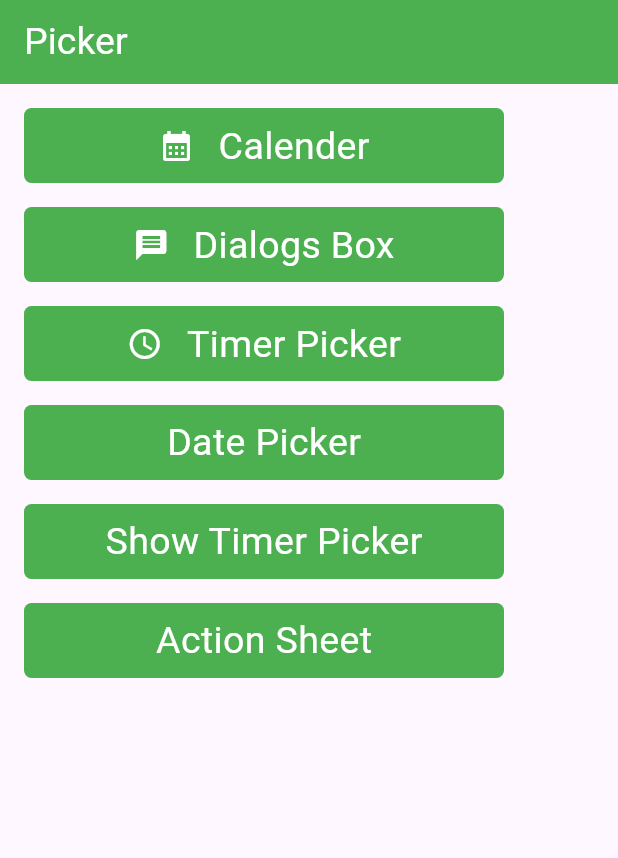
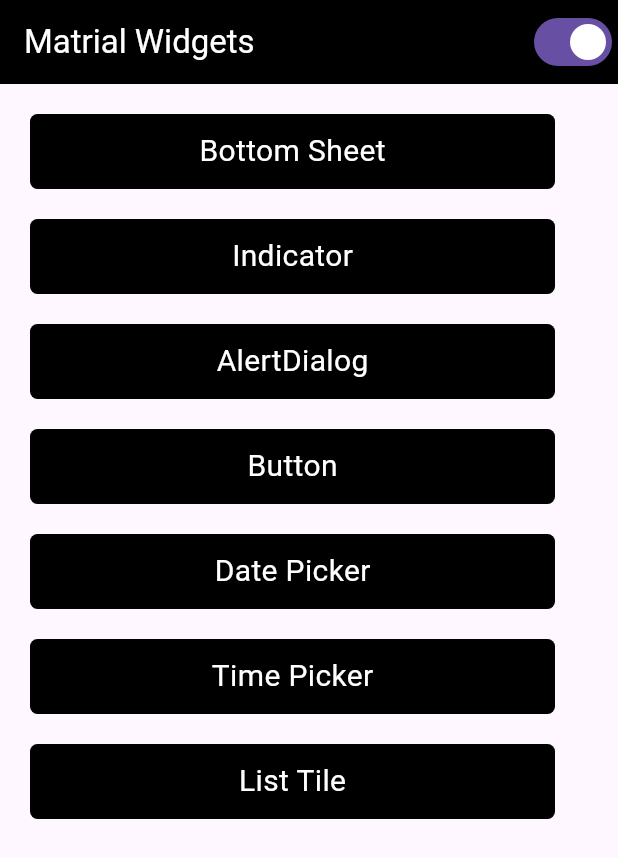
Before and after one commit to fenishpatel3150/adv_flutter_ch2, a Flutter app: the screen it shows after launch, on a phone screen of 412 x 824 dp. Shown: the top 858 px of the screen. Run offline on Flutter 3.47's test engine with Material 3 defaults, Android fonts, the phone set to English and light mode, and no system bars.

Commit message:
06-05-2024

```diff
--- /dev/null
+++ b/lib/Adaptive/Adaptive_screen.dart
@@ -0,0 +1,22 @@
+import 'package:adv_flutter_ch2/Screen/Cupertino_Widgets/provider/platfrom.dart';
+import 'package:adv_flutter_ch2/Screen/Cupertino_Widgets/view/Cupertino/cupertino_widgets.dart';
+import 'package:adv_flutter_ch2/Screen/Cupertino_Widgets/view/Matrialapp/Matrial_Widget.dart';
+import 'package:flutter/cupertino.dart';
+import 'package:flutter/material.dart';
+import 'package:provider/provider.dart';
+
+class Adaptive_screen extends StatelessWidget {
+  const Adaptive_screen({super.key});
+
+  @override
+  Widget build(BuildContext context) {
+    return Provider.of<platfrom_provider>(context, listen: true)
+        .isswitch ? MaterialApp(
+      debugShowCheckedModeBanner: false,
+      home: Matrial_Screen(),
+    ):CupertinoApp(
+      debugShowCheckedModeBanner: false,
+      home: cupertino_widgets(),
+    );
+  }
+}
--- /dev/null
+++ b/lib/Screen/Cupertino_Widgets/provider/platfrom.dart
@@ -0,0 +1,13 @@
+
+import 'package:flutter/material.dart';
+
+class platfrom_provider extends ChangeNotifier
+{
+    bool isswitch =true;
+
+     void platswitch(bool value)
+    {
+      isswitch=value;
+      notifyListeners();
+    }
+}
--- /dev/null
+++ b/lib/Screen/Cupertino_Widgets/view/Cupertino/commponets/cupertino_button.dart
@@ -0,0 +1,8 @@
+import 'package:adv_flutter_ch2/Screen/Cupertino_Widgets/view/Cupertino/cupertino_widgets.dart';
+import 'package:flutter/cupertino.dart';
+
+CupertinoButton cupertino_button() {
+  return CupertinoButton(child: cupertinowidgets("Cupertino Button"), onPressed: () {
+
+  },);
+}
--- /dev/null
+++ b/lib/Screen/Cupertino_Widgets/view/Matrialapp/Matrial_Widget.dart
@@ -0,0 +1,52 @@
+import 'package:adv_flutter_ch2/Screen/Cupertino_Widgets/provider/platfrom.dart';
+import 'package:adv_flutter_ch2/Screen/Cupertino_Widgets/view/Matrialapp/commponets/Indicator_screen.dart';
+import 'package:adv_flutter_ch2/Screen/Cupertino_Widgets/view/Matrialapp/commponets/List_Tile.dart';
+import 'package:adv_flutter_ch2/Screen/Cupertino_Widgets/view/Matrialapp/commponets/Time_picker.dart';
+import 'package:adv_flutter_ch2/Screen/Cupertino_Widgets/view/Matrialapp/commponets/alrtdialog.dart';
+import 'package:adv_flutter_ch2/Screen/Cupertino_Widgets/view/Matrialapp/commponets/bottom_sheet.dart';
+import 'package:adv_flutter_ch2/Screen/Cupertino_Widgets/view/Matrialapp/commponets/button_screen.dart';
+import 'package:adv_flutter_ch2/Screen/Cupertino_Widgets/view/Matrialapp/commponets/date_picker.dart';
+import 'package:flutter/cupertino.dart';
+import 'package:flutter/material.dart';
+import 'package:provider/provider.dart';
+
+class Matrial_Screen extends StatelessWidget {
+  const Matrial_Screen({super.key});
+
+  @override
+  Widget build(BuildContext context) {
+    return Scaffold(
+      appBar: AppBar(
+        backgroundColor: Colors.black,
+        title: Text(
+          'Matrial Widgets',
+          style: TextStyle(color: Colors.white),
+        ),
+        actions: [
+          Switch(
+            value: Provider.of<platfrom_provider>(context, listen: true)
+                .isswitch,
+            onChanged: (bool value) {
+              Provider.of<platfrom_provider>(context, listen: false)
+                  .platswitch(value);
+            },
+          ),
+        ],
+      ),
+      body: Padding(
+        padding: const EdgeInsets.all(10),
+        child: Column(
+          children: [
+            bottomsheet(context),
+            Indicator(context),
+            alertdialog(context),
+            button_screen(),
+            datepicker(context),
+            Timepicker(context),
+            list_tile(context)
+          ],
+        ),
+      ),
+    );
+  }
+}
--- /dev/null
+++ b/lib/Screen/Cupertino_Widgets/view/Matrialapp/commponets/Indicator_screen.dart
@@ -0,0 +1,20 @@
+
+import 'package:adv_flutter_ch2/Screen/Cupertino_Widgets/view/Matrialapp/commponets/container.dart';
+import 'package:flutter/cupertino.dart';
+import 'package:flutter/material.dart';
+
+InkWell Indicator(BuildContext context) {
+  return InkWell(
+    onTap: ()
+    {
+      showCupertinoModalPopup(context: context, builder: (context) => Center(
+        child: Container(
+            height: 150,
+            width: 150,
+            color: Colors.white,
+            child: Center(child: CircularProgressIndicator())),
+      ),);
+    },
+    child: matrialContainer("Indicator"),
+  );
+}
--- /dev/null
+++ b/lib/Screen/Cupertino_Widgets/view/Matrialapp/commponets/Time_picker.dart
@@ -0,0 +1,12 @@
+
+import 'package:adv_flutter_ch2/Screen/Cupertino_Widgets/view/Matrialapp/commponets/container.dart';
+import 'package:flutter/material.dart';
+
+InkWell Timepicker(BuildContext context) {
+  return InkWell(
+    onTap: (){
+      showTimePicker(context: context, initialTime: TimeOfDay.now());
+    },
+    child: matrialContainer("Time Picker"),
+  );
+}
--- /dev/null
+++ b/lib/Screen/Cupertino_Widgets/view/Matrialapp/commponets/alrtdialog.dart
@@ -0,0 +1,24 @@
+
+import 'package:adv_flutter_ch2/Screen/Cupertino_Widgets/view/Matrialapp/commponets/container.dart';
+import 'package:flutter/material.dart';
+
+InkWell alertdialog(BuildContext context) {
+  return InkWell(
+    onTap: ()
+    {
+      showDialog(context: context, builder: (context) => AlertDialog(
+        title: Text("Phone Ringtone"),
+        actions: [
+
+          TextButton(
+            onPressed: () {
+              Navigator.of(context).pop();
+            },
+            child: Text('Close'),
+          ),
+        ],
+      ),);
+    },
+    child: matrialContainer("AlertDialog"),
+  );
+}
--- /dev/null
+++ b/lib/Screen/Cupertino_Widgets/view/Matrialapp/commponets/button_screen.dart
@@ -0,0 +1,13 @@
+
+import 'package:adv_flutter_ch2/Screen/Cupertino_Widgets/view/Matrialapp/commponets/container.dart';
+import 'package:flutter/material.dart';
+
+InkWell button_screen() {
+  return InkWell(
+    onTap: ()
+    {
+
+    },
+    child: matrialContainer("Button"),
+  );
+}
--- /dev/null
+++ b/lib/Screen/Cupertino_Widgets/view/Matrialapp/commponets/date_picker.dart
@@ -0,0 +1,16 @@
+
+import 'package:adv_flutter_ch2/Screen/Cupertino_Widgets/view/Matrialapp/commponets/container.dart';
+import 'package:flutter/material.dart';
+
+InkWell datepicker(BuildContext context) {
+  return InkWell(
+    onTap: ()
+    async {  DateTime select = await showDatePicker(
+        context: context,
+        firstDate: DateTime(1947),
+        lastDate: DateTime(2024)) ??
+        DateTime.now();
+    },
+    child: matrialContainer("Date Picker"),
+  );
+}
--- a/lib/main.dart
+++ b/lib/main.dart
@@ -1,5 +1,6 @@
+import 'package:adv_flutter_ch2/Adaptive/Adaptive_screen.dart';
+import 'package:adv_flutter_ch2/Screen/Cupertino_Widgets/provider/platfrom.dart';
 import 'package:adv_flutter_ch2/Screen/Material_&_Cupertino/Date_Picker/provider/Picker_Provider.dart';
-import 'package:adv_flutter_ch2/Screen/Material_&_Cupertino/Date_Picker/view/date_picker.dart';
 import 'package:flutter/material.dart';
 import 'package:provider/provider.dart';
 
@@ -7,6 +8,7 @@ void main() {
   runApp(MultiProvider(
     providers: [
       ChangeNotifierProvider(create:(context) => Changering_Provider(),),
+      ChangeNotifierProvider(create:(context) => platfrom_provider(),),
     ],
     child: const
     MyApp(),
@@ -21,12 +23,7 @@ class MyApp extends StatelessWidget {
   Widget build(BuildContext context) {
     return MaterialApp(
       debugShowCheckedModeBanner: false,
-      theme: ThemeData.light().copyWith(
-        datePickerTheme: DatePickerThemeData(
-          backgroundColor: Colors.green.shade100,
-        ),
-      ),
-      home: Date_Picker(),
+      home:Adaptive_screen(),
     );
   }
 }
```
Also changed, not shown: lib/Screen/Cupertino_Widgets/view/Cupertino/commponets/Action_Sheet.dart (added, +44 -0 lines), lib/Screen/Cupertino_Widgets/view/Cupertino/commponets/Activity_Indicator.dart (added, +24 -0 lines), lib/Screen/Cupertino_Widgets/view/Cupertino/commponets/Alert_Dialog_box.dart (added, +22 -0 lines), lib/Screen/Cupertino_Widgets/view/Cupertino/commponets/cupertino_date_picker.dart (added, +17 -0 lines), lib/Screen/Cupertino_Widgets/view/Cupertino/commponets/cupertino_list_tile.dart (added, +13 -0 lines), lib/Screen/Cupertino_Widgets/view/Cupertino/commponets/cupertino_timer_picker.dart (added, +16 -0 lines), lib/Screen/Cupertino_Widgets/view/Cupertino/cupertino_widgets.dart (added, +62 -0 lines), lib/Screen/Cupertino_Widgets/view/Matrialapp/commponets/List_Tile.dart (added, +38 -0 lines), lib/Screen/Cupertino_Widgets/view/Matrialapp/commponets/bottom_sheet.dart (added, +41 -0 lines), lib/Screen/Cupertino_Widgets/view/Matrialapp/commponets/container.dart (added, +17 -0 lines).
